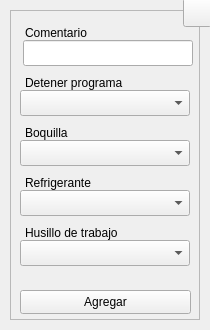
Raw0201/GcodeEditor3, file interfaces/ui_files/misc.ui: the form before one commit.
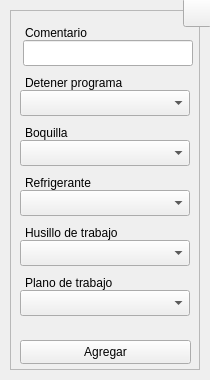
The form after the commit. Icons and pictures are not drawn.

Patch:
```diff
--- a/interfaces/ui_files/misc.ui
+++ b/interfaces/ui_files/misc.ui
@@ -7,7 +7,7 @@
     <x>0</x>
     <y>0</y>
     <width>210</width>
-    <height>330</height>
+    <height>380</height>
    </rect>
   </property>
   <property name="sizePolicy">
@@ -19,13 +19,13 @@
   <property name="minimumSize">
    <size>
     <width>210</width>
-    <height>330</height>
+    <height>380</height>
    </size>
   </property>
   <property name="maximumSize">
    <size>
     <width>210</width>
-    <height>330</height>
+    <height>380</height>
    </size>
   </property>
   <property name="windowTitle">
@@ -2155,7 +2155,7 @@
       <x>10</x>
       <y>10</y>
       <width>190</width>
-      <height>310</height>
+      <height>360</height>
      </rect>
     </property>
     <property name="sizePolicy">
@@ -2167,13 +2167,13 @@
     <property name="minimumSize">
      <size>
       <width>190</width>
-      <height>310</height>
+      <height>360</height>
      </size>
     </property>
     <property name="maximumSize">
      <size>
       <width>190</width>
-      <height>310</height>
+      <height>360</height>
      </size>
     </property>
     <property name="frameShape">
@@ -2283,7 +2283,7 @@
      <property name="geometry">
       <rect>
        <x>10</x>
-       <y>280</y>
+       <y>330</y>
        <width>171</width>
        <height>24</height>
       </rect>
@@ -2448,6 +2448,50 @@
       <cstring>lbl_sde</cstring>
      </property>
     </widget>
+    <widget class="QComboBox" name="cbx_pln">
+     <property name="geometry">
+      <rect>
+       <x>10</x>
+       <y>280</y>
+       <width>170</width>
+       <height>26</height>
+      </rect>
+     </property>
+     <property name="minimumSize">
+      <size>
+       <width>170</width>
+       <height>26</height>
+      </size>
+     </property>
+     <property name="maximumSize">
+      <size>
+       <width>170</width>
+       <height>16777215</height>
+      </size>
+     </property>
+     <property name="toolTip">
+      <string>Seleccione el plano de trabajo a utilizar</string>
+     </property>
+    </widget>
+    <widget class="QLabel" name="lbl_pln">
+     <property name="enabled">
+      <bool>true</bool>
+     </property>
+     <property name="geometry">
+      <rect>
+       <x>15</x>
+       <y>260</y>
+       <width>103</width>
+       <height>26</height>
+      </rect>
+     </property>
+     <property name="text">
+      <string>Plano de trabajo</string>
+     </property>
+     <property name="buddy">
+      <cstring>lbl_sde</cstring>
+     </property>
+    </widget>
     <zorder>tbx_com</zorder>
     <zorder>lbl_com</zorder>
     <zorder>cbx_chk</zorder>
```
Left out of the diff: 3 changed lines with no effect on the pictures.
